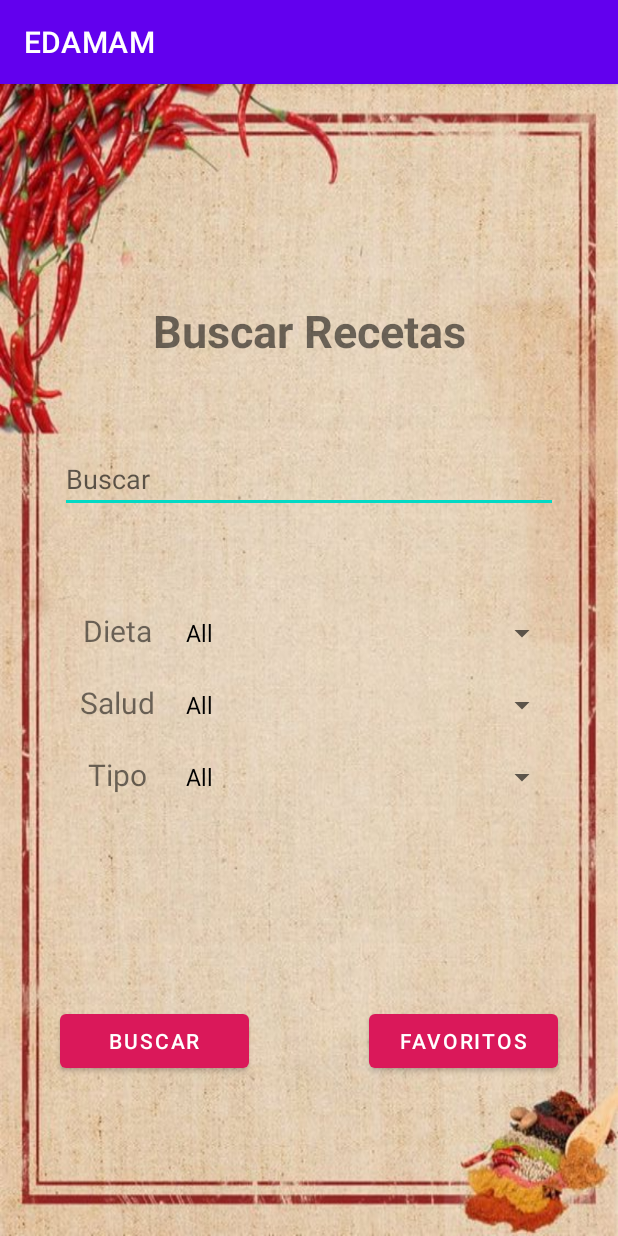
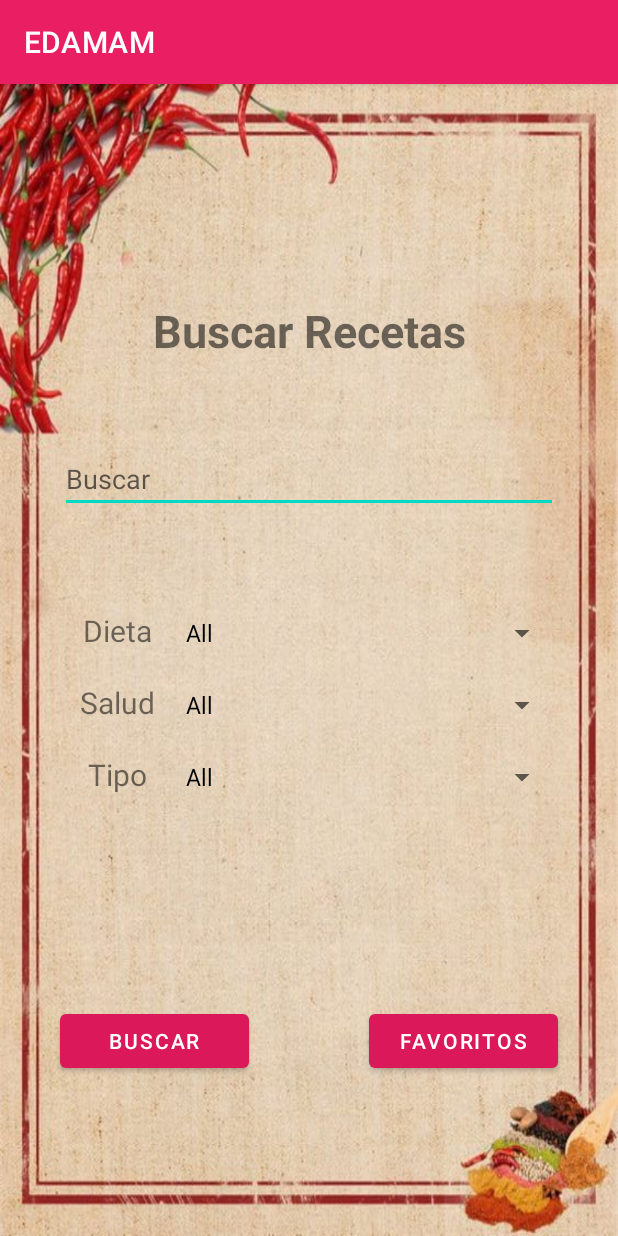
Before and after one commit to saraqp/EDAMAM, an Android app: the screen it shows after launch (MainActivity), on a phone screen of 412 x 824 dp. Run offline under Robolectric (Android 15) with nearby library versions, the phone set to English and light mode, and no system bars.

Commit message:
Aplicacion Recetas EDAMAM terminada

```diff
--- a/app/src/main/res/layout-land/activity_listado_recetas.xml
+++ b/app/src/main/res/layout-land/activity_listado_recetas.xml
@@ -18,7 +18,7 @@
 
     <androidx.constraintlayout.widget.ConstraintLayout
         android:id="@+id/layoutEmpty"
-        android:layout_width="435dp"
+        android:layout_width="442dp"
         android:layout_height="match_parent">
 
         <TextView
@@ -37,6 +37,6 @@
         android:name="quesado.prado.sara.edamam.fragments.FragmentIngredientes"
         android:layout_width="291dp"
         android:layout_height="match_parent"
-        android:layout_marginLeft="4dp"
+        android:layout_alignParentEnd="true"
         android:layout_toRightOf="@id/listviewListaRecetas" />
 </RelativeLayout>
--- a/app/src/main/res/layout-land/activity_main.xml
+++ b/app/src/main/res/layout-land/activity_main.xml
@@ -16,7 +16,7 @@
         android:layout_marginTop="24dp"
         android:gravity="center_horizontal"
         android:text="@string/buscar_recetas"
-        android:textSize="16sp"
+        android:textSize="30sp"
         android:textStyle="bold"
         app:layout_constraintEnd_toEndOf="parent"
         app:layout_constraintHorizontal_bias="0.0"
--- a/app/src/main/res/layout-xlarge-land/activity_main.xml
+++ b/app/src/main/res/layout-xlarge-land/activity_main.xml
@@ -13,13 +13,13 @@
         android:id="@+id/buscarRecetasTextView"
         android:layout_width="match_parent"
         android:layout_height="wrap_content"
-        android:layout_marginTop="160dp"
+        android:layout_marginTop="108dp"
         android:gravity="center_horizontal"
         android:text="@string/buscar_recetas"
         android:textSize="60sp"
         android:textStyle="bold"
         app:layout_constraintEnd_toEndOf="parent"
-        app:layout_constraintHorizontal_bias="0.0"
+        app:layout_constraintHorizontal_bias="1.0"
         app:layout_constraintStart_toStartOf="parent"
         app:layout_constraintTop_toTopOf="parent" />
 
@@ -28,30 +28,32 @@
         android:layout_width="match_parent"
         android:layout_height="wrap_content"
         android:layout_below="@id/buscarRecetasTextView"
-        android:layout_marginStart="120dp"
-        android:layout_marginEnd="120dp"
-        android:layout_marginTop="104dp"
+        android:layout_marginStart="72dp"
+        android:layout_marginEnd="72dp"
+        android:layout_marginTop="40dp"
         android:hint="@string/buscar"
         android:singleLine="true"
-        android:textSize="40sp"
+        android:textSize="20sp"
         app:layout_constraintStart_toStartOf="parent"
         app:layout_constraintTop_toBottomOf="@+id/buscarRecetasTextView" />
 
     <LinearLayout
         android:id="@+id/layoutContenedor"
         android:layout_width="match_parent"
-        android:layout_height="wrap_content"
+        android:layout_height="209dp"
         android:layout_below="@id/buscadorEditText"
-        android:layout_marginTop="108dp"
+        android:layout_marginStart="4dp"
+        android:layout_marginTop="20dp"
         android:orientation="vertical"
-        android:paddingLeft="120dp"
-        android:paddingRight="120dp"
+        android:paddingLeft="40dp"
+        android:paddingRight="40dp"
         app:layout_constraintStart_toStartOf="parent"
         app:layout_constraintTop_toBottomOf="@+id/buscadorEditText">
 
         <LinearLayout
             android:layout_width="match_parent"
-            android:layout_height="wrap_content"
+            android:layout_height="0dp"
+            android:layout_weight="0.3"
             android:orientation="horizontal">
 
             <TextView
@@ -60,7 +62,7 @@
                 android:layout_weight="0.3"
                 android:gravity="center_horizontal"
                 android:text="@string/diet"
-                android:textSize="40dp" />
+                android:textSize="30dp" />
 
             <Spinner
                 android:id="@+id/spinner_diet"
@@ -71,7 +73,8 @@
 
         <LinearLayout
             android:layout_width="match_parent"
-            android:layout_height="wrap_content"
+            android:layout_height="0dp"
+            android:layout_weight="0.3"
             android:orientation="horizontal">
 
             <TextView
@@ -80,7 +83,7 @@
                 android:layout_weight="0.3"
                 android:gravity="center_horizontal"
                 android:text="@string/salud"
-                android:textSize="40dp" />
+                android:textSize="30dp" />
 
             <Spinner
                 android:id="@+id/spinner_Salud"
@@ -91,7 +94,8 @@
 
         <LinearLayout
             android:layout_width="match_parent"
-            android:layout_height="wrap_content"
+            android:layout_height="0dp"
+            android:layout_weight="0.3"
             android:orientation="horizontal">
 
             <TextView
@@ -100,7 +104,7 @@
                 android:layout_weight="0.3"
                 android:gravity="center_horizontal"
                 android:text="@string/tipo"
-                android:textSize="40dp" />
+                android:textSize="30dp" />
 
             <Spinner
                 android:id="@+id/spinner_Tipo"
@@ -112,26 +116,27 @@
 
     <Button
         android:id="@+id/boton_Buscar"
-        android:layout_width="210dp"
-        android:layout_height="107dp"
-        android:layout_marginStart="372dp"
-        android:layout_marginBottom="112dp"
+        android:layout_width="180dp"
+        android:layout_height="48dp"
+        android:layout_marginStart="200dp"
+        android:layout_marginBottom="36dp"
         android:text="@string/buscar"
-        android:textSize="40sp"
+        android:textSize="20sp"
         app:backgroundTint="#DA185A"
         app:layout_constraintBottom_toBottomOf="parent"
         app:layout_constraintStart_toStartOf="parent" />
 
     <Button
         android:id="@+id/boton_favoritos"
-        android:layout_width="287dp"
-        android:layout_height="92dp"
-        android:layout_marginEnd="372dp"
+        android:layout_width="180dp"
+        android:layout_height="48dp"
+        android:layout_marginStart="108dp"
+        android:layout_marginBottom="36dp"
         android:text="@string/favoritos"
-        android:textSize="40sp"
+        android:textSize="20sp"
         app:backgroundTint="#DA185A"
-        app:layout_constraintBaseline_toBaselineOf="@+id/boton_Buscar"
-        app:layout_constraintEnd_toEndOf="parent" />
+        app:layout_constraintBottom_toBottomOf="parent"
+        app:layout_constraintStart_toEndOf="@+id/boton_Buscar" />
 
 
 </androidx.constraintlayout.widget.ConstraintLayout>
--- a/app/src/main/res/layout-xlarge/activity_listado_recetas.xml
+++ b/app/src/main/res/layout-xlarge/activity_listado_recetas.xml
@@ -31,8 +31,8 @@
     <fragment
         android:id="@+id/fragmentIngredientes"
         android:name="quesado.prado.sara.edamam.fragments.FragmentIngredientes"
-        android:layout_width="959dp"
-        android:layout_height="640dp"
+        android:layout_width="match_parent"
+        android:layout_height="624dp"
         app:layout_constraintBottom_toBottomOf="parent"
         app:layout_constraintEnd_toEndOf="parent"
         app:layout_constraintHorizontal_bias="1.0"
--- a/app/src/main/res/layout-xlarge/activity_main.xml
+++ b/app/src/main/res/layout-xlarge/activity_main.xml
@@ -13,7 +13,7 @@
         android:id="@+id/buscarRecetasTextView"
         android:layout_width="match_parent"
         android:layout_height="wrap_content"
-        android:layout_marginTop="516dp"
+        android:layout_marginTop="140dp"
         android:gravity="center_horizontal"
         android:text="@string/buscar_recetas"
         android:textSize="56sp"
@@ -112,19 +112,19 @@
 
     <Button
         android:id="@+id/boton_Buscar"
-        android:layout_width="239dp"
+        android:layout_width="wrap_content"
         android:layout_height="84dp"
         android:layout_marginStart="164dp"
-        android:layout_marginBottom="228dp"
+        android:layout_marginTop="164dp"
         android:text="@string/buscar"
         android:textSize="30sp"
         app:backgroundTint="#DA185A"
-        app:layout_constraintBottom_toBottomOf="parent"
-        app:layout_constraintStart_toStartOf="parent" />
+        app:layout_constraintStart_toStartOf="parent"
+        app:layout_constraintTop_toBottomOf="@+id/layoutContenedor" />
 
     <Button
         android:id="@+id/boton_favoritos"
-        android:layout_width="239dp"
+        android:layout_width="wrap_content"
         android:layout_height="84dp"
         android:layout_marginEnd="164dp"
         android:text="@string/favoritos"
--- a/app/src/main/res/layout/item_list_favoritos.xml
+++ b/app/src/main/res/layout/item_list_favoritos.xml
@@ -14,6 +14,7 @@
             android:src="@drawable/ic_launcher_foreground"
             android:layout_marginRight="8dp"/>
         <LinearLayout
+            android:id="@+id/datosRecetas"
             android:layout_width="0dp"
             android:layout_height="match_parent"
             android:layout_weight="0.7"
--- a/app/src/main/res/values/colors.xml
+++ b/app/src/main/res/values/colors.xml
@@ -1,8 +1,8 @@
 <?xml version="1.0" encoding="utf-8"?>
 <resources>
-    <color name="purple_200">#FFBB86FC</color>
-    <color name="purple_500">#FF6200EE</color>
-    <color name="purple_700">#FF3700B3</color>
+    <color name="purple_200">#F48FB1</color>
+    <color name="purple_500">#E91E63</color>
+    <color name="purple_700">#C2185B</color>
     <color name="teal_200">#FF03DAC5</color>
     <color name="teal_700">#FF018786</color>
     <color name="black">#FF000000</color>
--- a/app/src/main/res/values/strings.xml
+++ b/app/src/main/res/values/strings.xml
@@ -22,4 +22,5 @@
     <string name="correctaInsercion">Receta añadida a favoritos</string>
     <string name="errorBorrado">Error al borrar la receta</string>
     <string name="correctoBorrado">Receta eliminada correctamente</string>
+    <string name="noEncontradas">No se han encontrado recetas</string>
 </resources>
```
Also changed, not shown: app/src/main/java/quesado/prado/sara/edamam/ListaFavoritos.java (+8 -0 lines), app/src/main/java/quesado/prado/sara/edamam/ListadoRecetas.java (+4 -4 lines), app/src/main/java/quesado/prado/sara/edamam/adapters/FavoritosAdapter.java (+10 -0 lines), app/src/main/java/quesado/prado/sara/edamam/fragments/FragmentIngredientes.java (+2 -6 lines), app/src/main/java/quesado/prado/sara/edamam/model/Receta.java (+0 -10 lines), app/src/main/res/layout-large/fragment_ingredientes.xml (added, +37 -0 lines), app/src/main/res/layout-xlarge-land/activity_listado_recetas.xml (+17 -12 lines), app/src/main/res/layout-xlarge-land/fragment_ingredientes.xml (added, +37 -0 lines), app/src/main/res/layout-xlarge-port/activity_listado_recetas.xml (+4 -4 lines), 1 other file.
